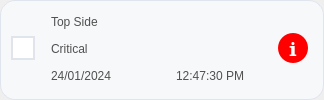
First picture: the form in UIFiles/defect_notification.ui, repository DORSA-co/MSC_Conveyor, before the edit.
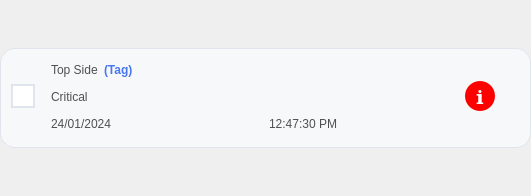
Second picture: the form after the edit. Icons and pictures are not drawn.

Patch:
```diff
--- a/UIFiles/defect_notification.ui
+++ b/UIFiles/defect_notification.ui
@@ -6,8 +6,8 @@
    <rect>
     <x>0</x>
     <y>0</y>
-    <width>324</width>
-    <height>100</height>
+    <width>531</width>
+    <height>196</height>
    </rect>
   </property>
   <property name="windowTitle">
@@ -89,6 +89,14 @@
 
 #i_label{
 	color: #FFFFFF
+}
+
+#close_btn{
+ border:none;
+}
+
+#close_btn:hover{
+ background-color:#f0f0f0;
 }</string>
      </property>
      <layout class="QVBoxLayout" name="verticalLayout_2">
@@ -121,6 +129,9 @@
           <height>100</height>
          </size>
         </property>
+        <property name="styleSheet">
+         <string notr="true"/>
+        </property>
         <property name="frameShape">
          <enum>QFrame::StyledPanel</enum>
         </property>
@@ -138,7 +149,7 @@
           <number>0</number>
          </property>
          <property name="rightMargin">
-          <number>15</number>
+          <number>0</number>
          </property>
          <property name="bottomMargin">
           <number>3</number>
@@ -199,6 +210,30 @@
                  </property>
                 </widget>
                </item>
+               <item>
+                <widget class="QLabel" name="tag_label">
+                 <property name="styleSheet">
+                  <string notr="true">color:rgb(71, 118, 239);
+font-weight:bold;</string>
+                 </property>
+                 <property name="text">
+                  <string>(Tag)</string>
+                 </property>
+                </widget>
+               </item>
+               <item>
+                <spacer name="horizontalSpacer_3">
+                 <property name="orientation">
+                  <enum>Qt::Horizontal</enum>
+                 </property>
+                 <property name="sizeHint" stdset="0">
+                  <size>
+                   <width>40</width>
+                   <height>20</height>
+                  </size>
+                 </property>
+                </spacer>
+               </item>
               </layout>
              </item>
              <item>
@@ -360,6 +395,55 @@
            </item>
           </layout>
          </item>
+         <item>
+          <layout class="QVBoxLayout" name="verticalLayout_4">
+           <property name="leftMargin">
+            <number>0</number>
+           </property>
+           <property name="topMargin">
+            <number>5</number>
+           </property>
+           <property name="rightMargin">
+            <number>5</number>
+           </property>
+           <item alignment="Qt::AlignTop">
+            <widget class="QPushButton" name="close_btn">
+             <property name="maximumSize">
+              <size>
+               <width>30</width>
+               <height>30</height>
+              </size>
+             </property>
+             <property name="text">
+              <string/>
+             </property>
+             <property name="icon">
+              <iconset resource="assets/assets.qrc">
+               <normaloff>:/icons/icons/close_gray.png</normaloff>:/icons/icons/close_gray.png</iconset>
+             </property>
+             <property name="iconSize">
+              <size>
+               <width>15</width>
+               <height>15</height>
+              </size>
+             </property>
+            </widget>
+           </item>
+           <item>
+            <spacer name="verticalSpacer">
+             <property name="orientation">
+              <enum>Qt::Vertical</enum>
+             </property>
+             <property name="sizeHint" stdset="0">
+              <size>
+               <width>20</width>
+               <height>40</height>
+              </size>
+             </property>
+            </spacer>
+           </item>
+          </layout>
+         </item>
         </layout>
        </widget>
       </item>
```
